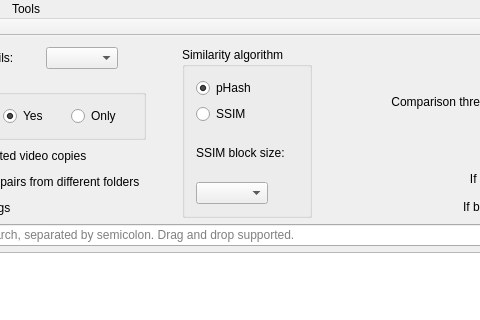
Before: the Qt Designer form QtProject/app/mainwindow.ui in leooooooooo/video-simili-duplicate-cleaner, drawn with Qt 5; both pictures show x 89 to 569 and y 0 to 320 of the 859 by 642 pixel window.
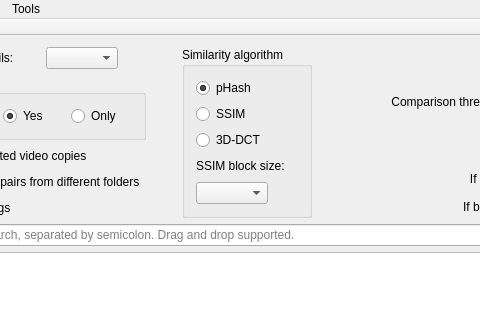
After: the same form once the commit is applied. Icons and pictures are not drawn.

Patch:
```diff
--- a/QtProject/app/mainwindow.ui
+++ b/QtProject/app/mainwindow.ui
@@ -215,6 +215,22 @@
            </property>
           </widget>
          </item>
+         <item>
+          <widget class="QRadioButton" name="select3DDCT">
+           <property name="sizePolicy">
+            <sizepolicy hsizetype="Maximum" vsizetype="Fixed">
+             <horstretch>0</horstretch>
+             <verstretch>0</verstretch>
+            </sizepolicy>
+           </property>
+           <property name="toolTip">
+            <string>3D-DCT video hashing (Czkawka/similario_core style). Best for mid-clip extracts, intros/outros ads, and other temporal offsets. Slower.</string>
+           </property>
+           <property name="text">
+            <string>3D-DCT</string>
+           </property>
+          </widget>
+         </item>
          <item>
           <widget class="QLabel" name="label_3">
            <property name="toolTip">
```
